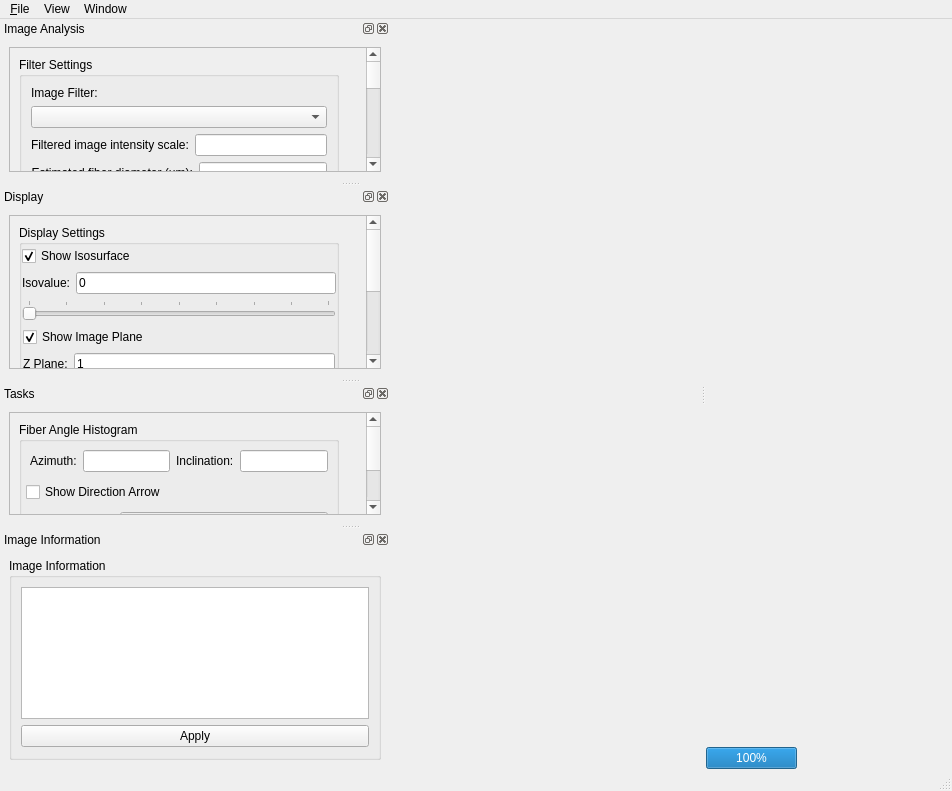
Before: the Qt Designer form apps/FibrinAnalysis/FibrinAnalysis.ui in CISMM/NetworkExtractor, drawn with Qt 5.
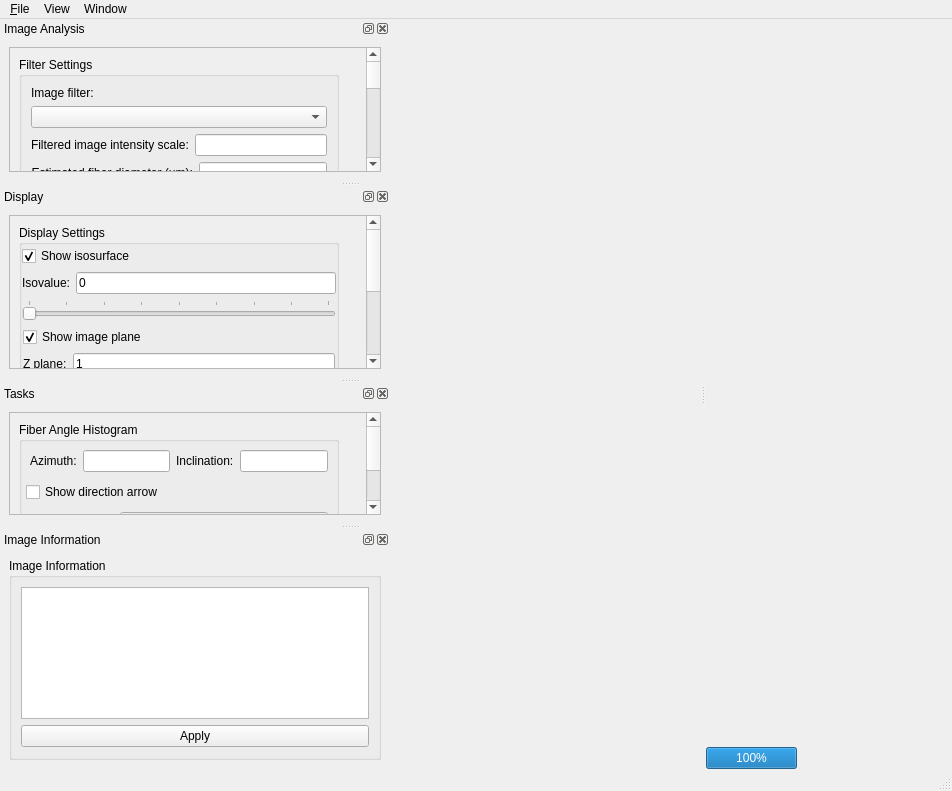
After: the same form once the commit is applied. Custom widgets are drawn as their Qt base class.

Commit message:
2010-01-07  Cory Quammen <cquammen@cs.unc.edu>
   * FibrinAnalysis.ui: Clarified names of some settings.

Diff of the .ui file:
```diff
--- a/apps/FibrinAnalysis/FibrinAnalysis.ui
+++ b/apps/FibrinAnalysis/FibrinAnalysis.ui
@@ -168,8 +168,8 @@
          <rect>
           <x>0</x>
           <y>0</y>
-          <width>329</width>
-          <height>514</height>
+          <width>321</width>
+          <height>439</height>
          </rect>
         </property>
         <layout class="QVBoxLayout" name="verticalLayout_8">
@@ -203,7 +203,7 @@
             <item>
              <widget class="QLabel" name="imageFilterLabel">
               <property name="text">
-               <string>Image Filter:</string>
+               <string>Image filter:</string>
               </property>
              </widget>
             </item>
@@ -607,9 +607,9 @@
         <property name="geometry">
          <rect>
           <x>0</x>
-          <y>-203</y>
-          <width>344</width>
-          <height>349</height>
+          <y>0</y>
+          <width>321</width>
+          <height>304</height>
          </rect>
         </property>
         <property name="sizePolicy">
@@ -673,7 +673,7 @@
                   <string>Show/hide the isosurface.</string>
                  </property>
                  <property name="text">
-                  <string>Show Isosurface</string>
+                  <string>Show isosurface</string>
                  </property>
                  <property name="checked">
                   <bool>true</bool>
@@ -752,7 +752,7 @@
                   <string>Show/hide the image plane.</string>
                  </property>
                  <property name="text">
-                  <string>Show Image Plane</string>
+                  <string>Show image plane</string>
                  </property>
                  <property name="checked">
                   <bool>true</bool>
@@ -771,7 +771,7 @@
                      <enum>Qt::LeftToRight</enum>
                     </property>
                     <property name="text">
-                     <string>Z Plane:</string>
+                     <string>Z plane:</string>
                     </property>
                    </widget>
                   </item>
@@ -971,8 +971,8 @@
          <rect>
           <x>0</x>
           <y>0</y>
-          <width>329</width>
-          <height>187</height>
+          <width>321</width>
+          <height>163</height>
          </rect>
         </property>
         <layout class="QVBoxLayout" name="verticalLayout_11">
@@ -1029,7 +1029,7 @@
             <item>
              <widget class="QCheckBox" name="showDirectionArrowCheckBox">
               <property name="text">
-               <string>Show Direction Arrow</string>
+               <string>Show direction arrow</string>
               </property>
               <property name="checked">
                <bool>false</bool>
```
Left out of the diff: 24 changed lines with no effect on the pictures. The commit also changes 1 other file.
